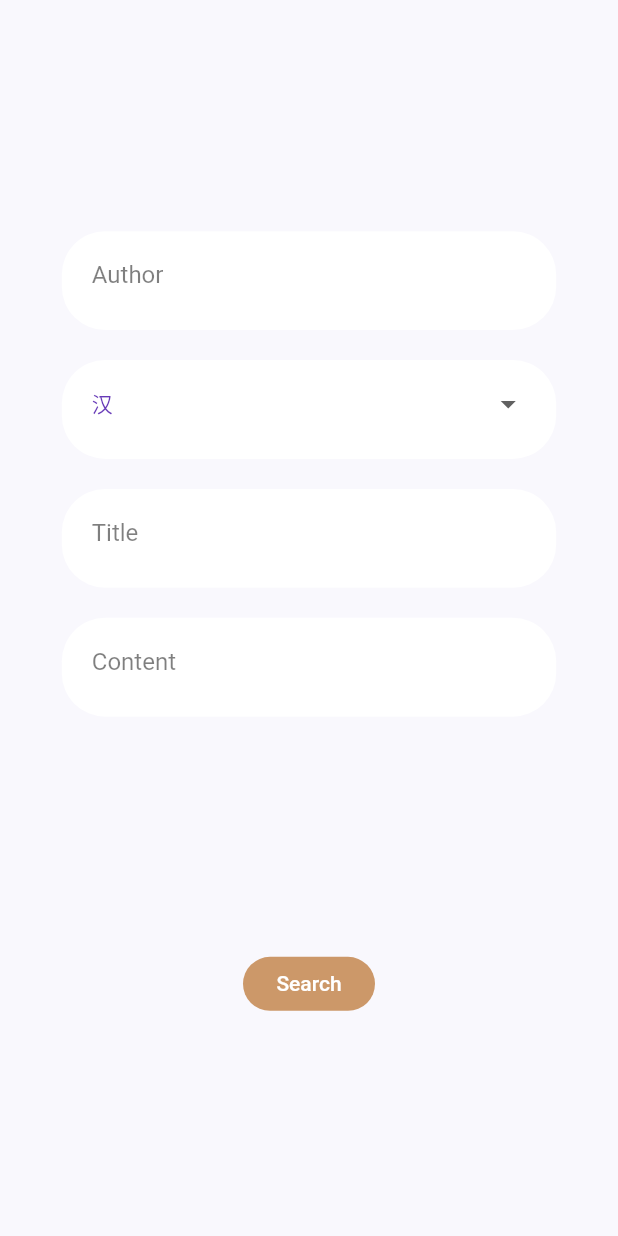
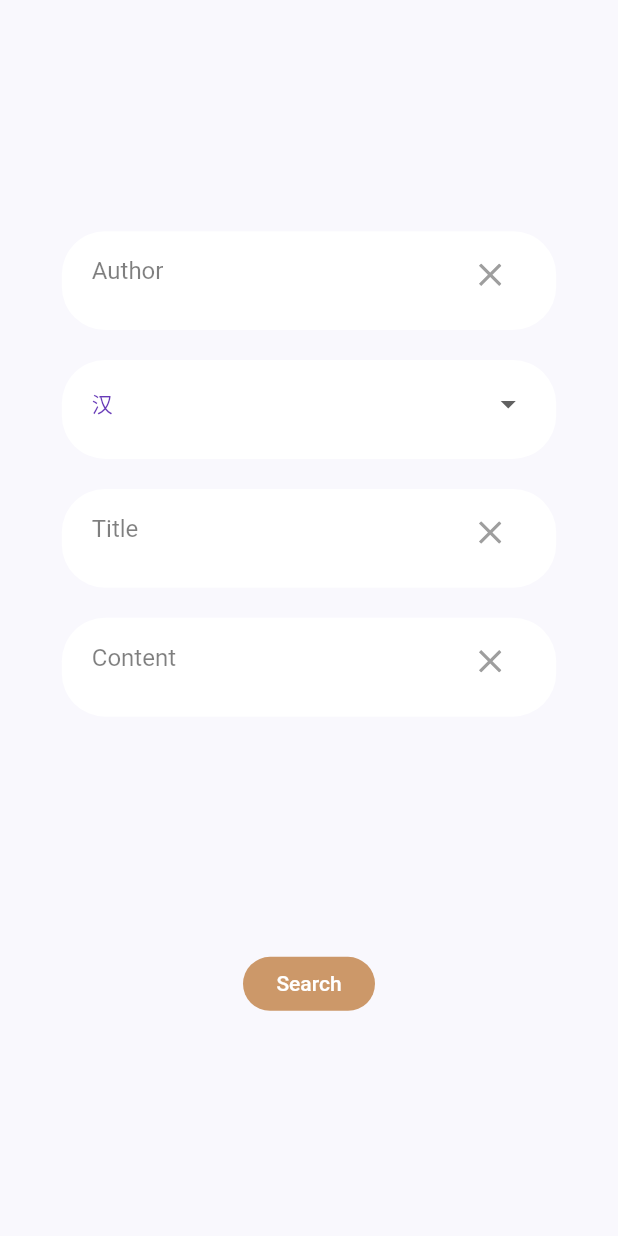
Before and after one commit to dmrasf/Verses, a Flutter app: the SearchScreen screen opened directly, on a phone screen of 412 x 824 dp. Run offline on Flutter 3.47's test engine with Material 2 defaults, Android fonts, the phone set to English and light mode, and no system bars; our stand-ins replace flutter_svg; network calls fail.

Commit message:
添加clear按钮

```diff
--- a/lib/screens/search/components/search_and_poetry.dart
+++ b/lib/screens/search/components/search_and_poetry.dart
@@ -32,7 +32,7 @@ class SearchPoetry extends StatelessWidget {
           child: TextField(
             controller: myControllerAuthor,
             focusNode: myFocusNodeAuthor,
-            decoration: getInputDec(VersesLocalizations.of(context).author),
+            decoration: getInputDec(VersesLocalizations.of(context).author, myControllerAuthor),
           ),
         ),
         DropContainer(setDynasty: setDynasty),
@@ -40,14 +40,14 @@ class SearchPoetry extends StatelessWidget {
           child: TextField(
             controller: myControllerTitle,
             focusNode: myFocusNodeTitle,
-            decoration: getInputDec(VersesLocalizations.of(context).title),
+            decoration: getInputDec(VersesLocalizations.of(context).title, myControllerTitle),
           ),
         ),
         TextFieldContainer(
           child: TextField(
             controller: myControllerContent,
             focusNode: myFocusNodeContent,
-            decoration: getInputDec(VersesLocalizations.of(context).content),
+            decoration: getInputDec(VersesLocalizations.of(context).content, myControllerContent),
           ),
         ),
       ],
@@ -55,12 +55,16 @@ class SearchPoetry extends StatelessWidget {
   }
 
   // 修饰搜索框
-  InputDecoration getInputDec(String hintStr) {
+  InputDecoration getInputDec(String hintStr, TextEditingController controller) {
     return InputDecoration(
       hintText: hintStr,
       hintStyle: TextStyle(color: Colors.black.withOpacity(0.5)),
       enabledBorder: InputBorder.none,
       focusedBorder: InputBorder.none,
+      suffixIcon: IconButton(
+        onPressed: () => controller.clear(),
+        icon: SvgPicture.asset("assets/icons/clear.svg", height: 15, width: 15, color: Colors.grey),
+      ),
     );
   }
 }
```
Also changed, not shown: assets/icons/clear.svg (added).
